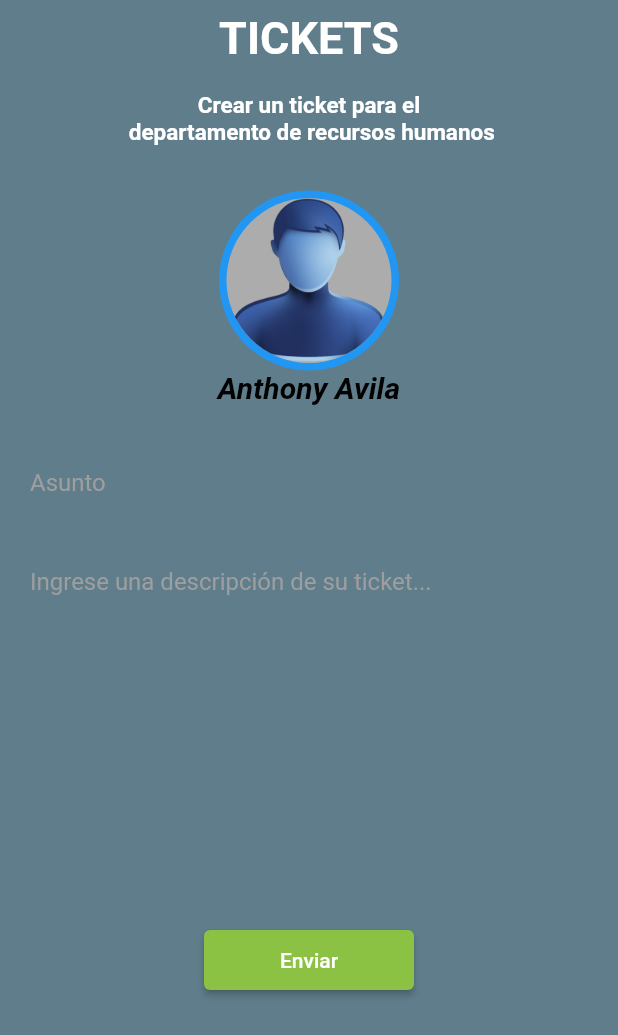
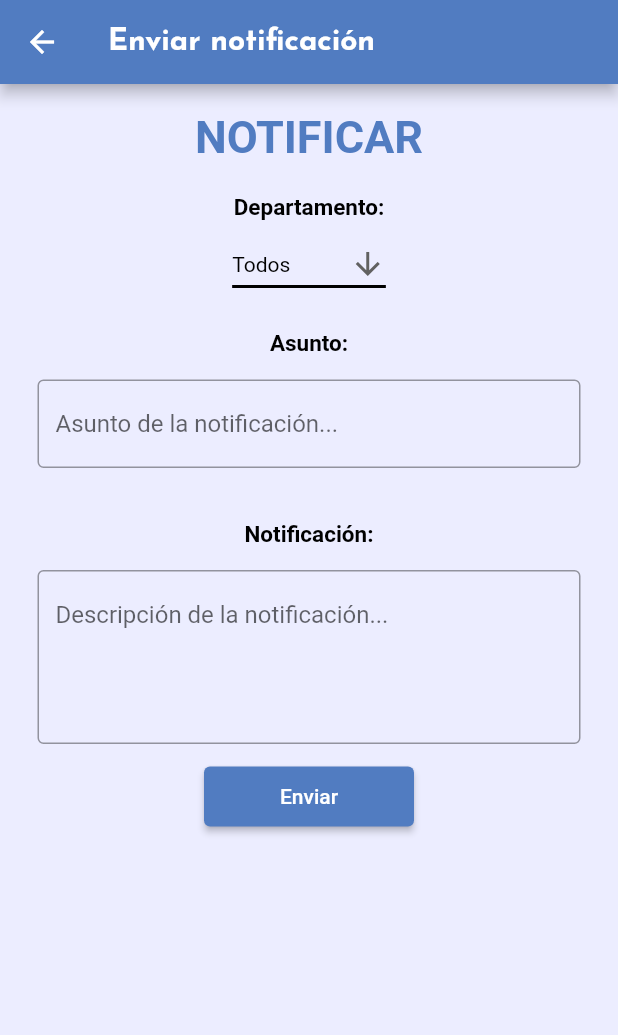
Before and after one commit to Avilanthony/NetgoRRHH, a Flutter app: the PersonalNotificationScreen screen opened directly, on a phone screen of 412 x 824 dp. Shown: the top 1035 px of the screen. Run offline on Flutter 3.47's test engine with Material 2 defaults, Android fonts, the phone set to English and light mode, and no system bars; our stand-ins replace google_fonts, google_nav_bar, image_cropper, image_picker, line_awesome_flutter; missing offline and left inert: syncfusion_flutter_pdfviewer, ticket_widget.

Commit message:
ultimos detalles

```diff
--- a/lib/screens/ajustes.dart
+++ b/lib/screens/ajustes.dart
@@ -1,7 +1,6 @@
 import 'package:flutter/cupertino.dart';
 import 'package:flutter/material.dart';
 import 'package:google_fonts/google_fonts.dart';
-import 'package:recursos_humanos_netgo/screens/dni.dart';
 import 'package:recursos_humanos_netgo/screens/screens_1/gestion_usuarios.dart';
 import 'package:recursos_humanos_netgo/screens/screens_1/notificacion_personal.dart';
 
--- /dev/null
+++ b/lib/screens/boleta.dart
@@ -0,0 +1,52 @@
+import 'package:flutter/material.dart';
+import 'package:google_fonts/google_fonts.dart';
+import 'package:syncfusion_flutter_pdfviewer/pdfviewer.dart';
+// ignore: depend_on_referenced_packages
+
+class BoletaPdfViewerScreen extends StatefulWidget {
+  const BoletaPdfViewerScreen({Key? key}) : super(key: key);
+
+  @override
+  // ignore: library_private_types_in_public_api
+  _PdfViewerScreenState createState() => _PdfViewerScreenState();
+}
+
+class _PdfViewerScreenState extends State<BoletaPdfViewerScreen> {
+  @override
+  Widget build(BuildContext context) {
+    return SafeArea(
+      child: Scaffold(
+        appBar: AppBar(
+          backgroundColor: const Color.fromARGB(255, 81, 124, 193),
+          title: Text.rich(
+            TextSpan(
+                text: 'BOLETA DE PAGO',
+                style: GoogleFonts.josefinSans(
+                    fontSize: 20, fontWeight: FontWeight.bold)),
+            textAlign: TextAlign.center,
+          ),
+          actions: [
+            IconButton(
+              icon: const Icon(
+                Icons.download,
+                color: Colors.white,
+                size: 30,
+              ),
+              onPressed: () {
+                // Agrega la lógica para mostrar las notificaciones aquí
+              },
+            ),
+          ],
+        ),
+        body: Container(
+          color:
+              const Color.fromRGBO(216,212,212,1), // Establece el color de fondo del segundo Container
+          child: Container(
+            padding: const EdgeInsets.all(20),
+            child: SfPdfViewer.asset('assets/pdf/boleta.pdf'),
+          ),
+        ),
+      ),
+    );
+  }
+}
--- a/lib/screens/screens_1/gestion_usuarios.dart
+++ b/lib/screens/screens_1/gestion_usuarios.dart
@@ -1,6 +1,5 @@
 import 'package:flutter/material.dart';
 import 'package:flutter/services.dart';
-import 'package:flutter_staggered_grid_view/flutter_staggered_grid_view.dart';
 
 List<Map<String, dynamic>> users = [
   {
--- a/lib/screens/screens_1/notificacion_personal.dart
+++ b/lib/screens/screens_1/notificacion_personal.dart
@@ -1,124 +1,132 @@
 import 'package:flutter/material.dart';
-import 'package:ticket_widget/ticket_widget.dart';
 import 'package:google_fonts/google_fonts.dart';
 
 class PersonalNotificationScreen extends StatefulWidget {
   const PersonalNotificationScreen({super.key});
 
   @override
-  State<PersonalNotificationScreen> createState() => _PersonalNotificationScreen();
+  State<PersonalNotificationScreen> createState() =>
+      _PersonalNotificationScreen();
 }
 
 class _PersonalNotificationScreen extends State<PersonalNotificationScreen> {
+  String dropdownValue = 'Todos';
+
   @override
   Widget build(BuildContext context) {
-    return GestureDetector(
-      onTap: () {
-        FocusScopeNode currentFocus = FocusScope.of(context);
-        if(!currentFocus.hasPrimaryFocus){
-          currentFocus.unfocus();
-        }
-      },
-      child: Scaffold(
-        backgroundColor: Colors.blueGrey,
+    return Scaffold(
+      appBar: AppBar(
+        backgroundColor: const Color.fromARGB(255, 81, 124, 193),
+        title: Text.rich(
+          TextSpan(
+              text: 'Enviar notificación',
+              style: GoogleFonts.josefinSans(
+                  fontSize: 20, fontWeight: FontWeight.bold)),
+          textAlign: TextAlign.center,
+        ),
+      ),
+      backgroundColor: const Color.fromARGB(255, 236, 237, 255),
       body: SingleChildScrollView(
         reverse: true,
-          physics: BouncingScrollPhysics(),
+        physics: const BouncingScrollPhysics(),
         child: Padding(
-            padding: const EdgeInsets.all(0),
+          padding: const EdgeInsets.all(10),
           child: Column(
             children: [
-                const Row(
-                    ),
               const SizedBox(height: 8),
               Text(
-                  "Tickets".toUpperCase(),
+                "Notificar".toUpperCase(),
                 style: GoogleFonts.croissantOne(
                     fontSize: 30,
                     fontWeight: FontWeight.bold,
-                      color: const Color.fromARGB(255, 255, 255, 255)),
+                    color: const Color.fromARGB(255, 81, 124, 193),),
               ),
+              const SizedBox(height: 20),
               Text(
-                  "\nCrear un ticket para el \n departamento de recursos humanos",
+                "Departamento:",
                 style: GoogleFonts.croissantOne(
                     fontSize: 15,
                     fontWeight: FontWeight.bold,
-                      color: const Color.fromARGB(255, 255, 255, 255)),
+                    color: const Color.fromARGB(255, 0, 0, 0)),
                 textAlign: TextAlign.center,
               ),
-                const SizedBox(height: 10),
-                const TicketWidget(
-                  width: 300,
-                  height: 500,
-                  isCornerRounded: true,
-                  child: Stack(
-                    children: [
-                      Padding(
-                          padding: EdgeInsets.all(20),
-                          child: Center(
-                            child: Column(
-                              children: [
-                                CircleAvatar(
-                                  backgroundColor: Colors.blue,
-                                  radius: 60,
-                                  child: CircleAvatar(
-                                    backgroundImage:
-                                        AssetImage('assets/images/user.png'),
-                                    backgroundColor: Color.fromARGB(255, 172, 172, 172),
-                                    radius: 55,
+              const SizedBox(height: 5),
+              DropdownButton<String>(
+                value: dropdownValue,
+                icon: const Icon(Icons.arrow_downward),
+                iconSize: 24,
+                elevation: 16,
+                style: const TextStyle(color: Color.fromARGB(255, 0, 0, 0)),
+                underline: Container(
+                  height: 2,
+                  color: const Color.fromARGB(255, 0, 0, 0),
                 ),
+                onChanged: (String? newValue) {
+                  setState(() {
+                    dropdownValue = newValue!;
+                  });
+                },
+                items: <String>[
+                  'Todos',
+                  'Contabilidad',
+                  'TI',
+                  'Soporte',
+                  'Ventas'
+                ].map<DropdownMenuItem<String>>((String value) {
+                  return DropdownMenuItem<String>(
+                    value: value,
+                    child: Text(value),
+                  );
+                }).toList(),
               ),
+              const SizedBox(height: 20),
               Text(
-                                  "Anthony Avila",
-                                  style: TextStyle(
-                                      fontSize: 20,
-                                      color: Colors.black,
-                                      fontWeight: FontWeight.w700,
-                                      fontStyle: FontStyle.italic),
+                "Asunto:",
+                style: GoogleFonts.croissantOne(
+                    fontSize: 15,
+                    fontWeight: FontWeight.bold,
+                    color: const Color.fromARGB(255, 0, 0, 0)),
+                textAlign: TextAlign.center,
               ),
-                                SizedBox(height: 10),
-                                Row(
-                                  mainAxisAlignment: MainAxisAlignment.center,
-                                  children: [
-                                    Icon(Icons.archive,
-                                        color: Colors.blueGrey, size: 18),
-                                    Text(
-                                      'Dep. TI',
-                                      style: TextStyle(
-                                          fontWeight: FontWeight.w700,
-                                          color: Colors.blueGrey),
-                                    )
-                                  ],
+              const SizedBox(height: 0),
+              Container(
+                padding: const EdgeInsets.all(15),
+                child: const TextField(
+                  maxLines: 1,
+                  decoration: InputDecoration(
+                    hintText: 'Asunto de la notificación...',
+                    border: OutlineInputBorder(),
                   ),
-                                TextField(
-                                  decoration: InputDecoration(
-                                      border: InputBorder.none,
-                                      hintText: 'Asunto',
-                                      hintStyle: TextStyle(color: Colors.grey)),
-                                ),
-                                SizedBox(height: 20),
-                                TextField(
-                                  maxLines: 10,
-                                  decoration: InputDecoration(
-
-                                      border: InputBorder.none,
-                                      hintText: 'Ingrese una descripción de su ticket...',
-                                      hintStyle: TextStyle(color: Colors.grey)),
-                                )
-                              ],
-                            ),
-                          ))
-                    ],
                 ),
               ),
               const SizedBox(height: 20),
+              Text(
+                "Notificación:",
+                style: GoogleFonts.croissantOne(
+                    fontSize: 15,
+                    fontWeight: FontWeight.bold,
+                    color: const Color.fromARGB(255, 0, 0, 0)),
+                textAlign: TextAlign.center,
+              ),
+              const SizedBox(height: 0),
+              Container(
+                padding: const EdgeInsets.all(15),
+                child: const TextField(
+                  maxLines: 4,
+                  decoration: InputDecoration(
+                    hintText: 'Descripción de la notificación...',
+                    border: OutlineInputBorder(),
+                  ),
+                ),
+              ),
+              const SizedBox(height: 0),
               SizedBox(
                 height: 40,
                 width: 140,
                 child: ElevatedButton(
                   onPressed: () {},
                   style: ElevatedButton.styleFrom(
-                        backgroundColor: const Color.fromARGB(255, 139, 194, 68)),
+                      backgroundColor: const Color.fromARGB(255, 81, 124, 193),),
                   child: const Text('Enviar'),
                 ),
               )
@@ -126,7 +134,6 @@ class _PersonalNotificationScreen extends State<PersonalNotificationScreen> {
           ),
         ),
       ),
-      ),
     );
   }
 }
--- a/lib/widgets/documentos.dart
+++ b/lib/widgets/documentos.dart
@@ -1,11 +1,11 @@
 import 'package:flutter/cupertino.dart';
 import 'package:flutter/material.dart';
 import 'package:google_fonts/google_fonts.dart';
+import 'package:recursos_humanos_netgo/screens/boleta.dart';
 import 'package:recursos_humanos_netgo/screens/constancia.dart';
 import 'package:recursos_humanos_netgo/screens/contrato.dart';
 import 'package:recursos_humanos_netgo/screens/dni.dart';
 import 'package:recursos_humanos_netgo/screens/vacaciones.dart';
-import 'package:recursos_humanos_netgo/widgets/perfil_usuario.dart';
 import 'package:url_launcher/url_launcher.dart';
 
 
@@ -64,7 +64,7 @@ itemPerfil(String title, String subtitle, IconData iconData, BuildContext contex
           case 'Vacaciones':
           Navigator.push(
             context,
-            MaterialPageRoute(builder: (context) => VacationRequestScreen()),
+            MaterialPageRoute(builder: (context) => const VacationRequestScreen()),
           );
           break;
           case 'Contrato':
@@ -76,7 +76,7 @@ itemPerfil(String title, String subtitle, IconData iconData, BuildContext contex
           case 'Boleta de pago':
           Navigator.push(
             context,
-            MaterialPageRoute(builder: (context) => const PerfilUsuario()),
+            MaterialPageRoute(builder: (context) => const BoletaPdfViewerScreen()),
           );
           break;
         default:
```
Also changed, not shown: 1 other file. Lines whose indentation alone changed are shown as unchanged.
